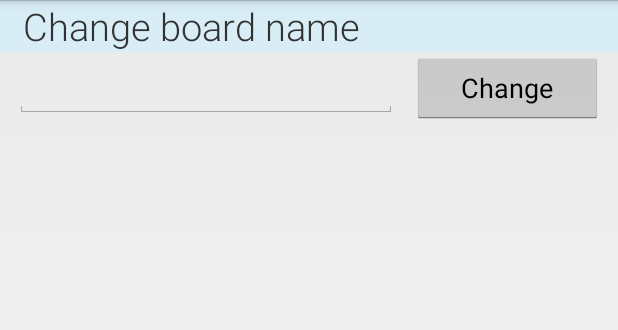
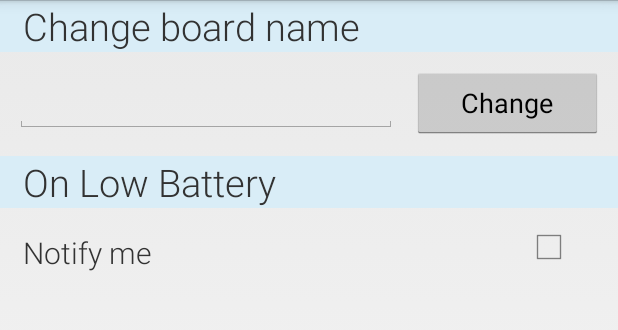
Before and after one commit to biospank/vibwear-studio, an Android app: the layout fragment_settings_detail.xml on its own in the app's theme, with its tools: preview values and no code run, on a phone screen of 412 x 824 dp, the part 72-402 px from its top. Run offline under Robolectric (Android 15) with nearby library versions, the phone set to English and light mode, and no system bars.

Commit message:
Notify on low battery

```diff
--- a/app/src/main/java/it/vibwear/app/ModuleActivity.java
+++ b/app/src/main/java/it/vibwear/app/ModuleActivity.java
@@ -46,6 +46,7 @@ public class ModuleActivity extends Activity implements ServiceConnection, OnDev
             "it.lampwireless.vibwear.app.ModuleActivity.EXTRA_BLE_DEVICE";
     protected static final String ARG_ITEM_ID = "item_id";
 
+    public static final int LOW_BATTERY_VIB_MODE = 0;
     public static final int LOW_SIGNAL_VIB_MODE = 1;
     public static final int NOTIFY_VIB_MODE = 2;
 
@@ -278,7 +279,7 @@ public class ModuleActivity extends Activity implements ServiceConnection, OnDev
     }
 
 	protected void vibrate(int vibMode, Intent intent) {
-		if(vibMode == LOW_SIGNAL_VIB_MODE) {
+		if(vibMode == LOW_SIGNAL_VIB_MODE || vibMode == LOW_BATTERY_VIB_MODE) {
 			Thread background = new Thread(new Runnable() {
                 public void run() {
         			for (int i = 0; i < LOW_SIGNAL_VIBRATION_TIME; i++) {
--- a/app/src/main/res/layout/fragment_settings_detail.xml
+++ b/app/src/main/res/layout/fragment_settings_detail.xml
@@ -29,6 +29,8 @@
         <LinearLayout
             android:layout_width="match_parent"
             android:layout_height="wrap_content"
+            android:layout_marginTop="10dp"
+            android:layout_marginBottom="10dp"
             android:orientation="horizontal" >
             <EditText
                 android:id="@+id/et_board_name"
@@ -55,5 +57,51 @@
                 android:text="@string/change"/>
 
         </LinearLayout>
+
+        <LinearLayout
+            android:layout_width="match_parent"
+            android:layout_height="wrap_content"
+            android:orientation="horizontal"
+            android:background="@color/sectionColor" >
+            <TextView
+                android:labelFor="@+id/cb_notify_me"
+                android:text="@string/label_low_battery"
+                android:background="@color/sectionColor"
+                android:layout_marginLeft="15dp"
+                android:layout_marginRight="15dp"
+                android:layout_width="match_parent"
+                android:layout_height="wrap_content"
+                android:fontFamily="sans-serif-light"
+                android:textStyle="normal"
+                android:textSize="25sp"
+                />
+        </LinearLayout>
+
+        <LinearLayout
+            android:layout_width="match_parent"
+            android:layout_height="wrap_content"
+            android:layout_marginTop="10dp"
+            android:orientation="horizontal" >
+
+            <TextView
+                android:layout_width="wrap_content"
+                android:layout_height="wrap_content"
+                android:layout_weight="1"
+                android:text="@string/notify_me"
+                android:layout_marginTop="5dp"
+                android:layout_marginLeft="15dp"
+                android:fontFamily="sans-serif-light"
+                android:textStyle="normal"
+                android:textSize="20sp"
+                />
+
+            <CheckBox
+                android:id="@+id/cb_notify_me"
+                android:layout_width="wrap_content"
+                android:layout_height="wrap_content"
+                android:layout_marginRight="30dp" />
+
+        </LinearLayout>
+
     </LinearLayout>
 </ScrollView>
--- a/app/src/main/res/values/strings.xml
+++ b/app/src/main/res/values/strings.xml
@@ -45,6 +45,8 @@ contact MbientLab Inc, at www.mbientlab.com.
     <string name="stop">Interrupt</string>
     <string name="alarm">Alarm</string>
     <string name="phone">Phone</string>
+    <string name="notify_me">Notify me</string>
+    <string name="label_low_battery">On Low Battery</string>
     <string name="factory_device_name">MetaWear</string>
     <string name="default_device_name">VibWear</string>
     <string name="pref_title_inbound_sms">Sms</string>
```
Also changed, not shown: app/src/main/java/it/vibwear/app/VibWearActivity.java (+18 -0 lines), app/src/main/java/it/vibwear/app/fragments/LocationFragment.java (+12 -9 lines), app/src/main/java/it/vibwear/app/fragments/SettingsDetailFragment.java (+38 -0 lines).
